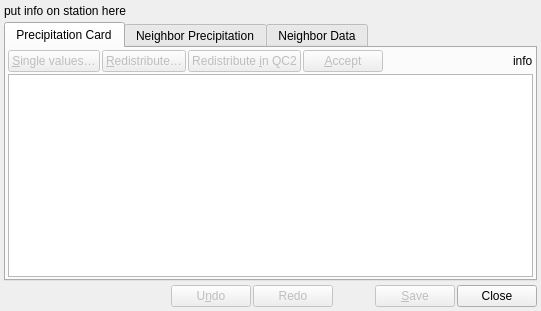
metno/kvhqc, file WatchRR2/watchrr_main.ui: the form before one commit.
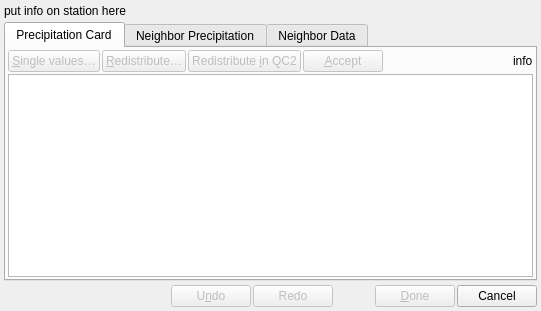
The form after the commit. Custom widgets are drawn as their Qt base class.

Commit message: improved a few buttons and tooltips

The edit to the form file:
```diff
--- a/WatchRR2/watchrr_main.ui
+++ b/WatchRR2/watchrr_main.ui
@@ -281,7 +281,7 @@
         <bool>false</bool>
        </property>
        <property name="text">
-        <string>&amp;Save</string>
+        <string>&amp;Done</string>
        </property>
        <property name="autoDefault">
         <bool>false</bool>
@@ -291,7 +291,7 @@
      <item>
       <widget class="QPushButton" name="buttonClose">
        <property name="text">
-        <string>Close</string>
+        <string>Cancel</string>
        </property>
        <property name="autoDefault">
         <bool>false</bool>
```
Left out of the diff: 3 changed lines with no effect on the pictures. The commit also changes 5 other files.
